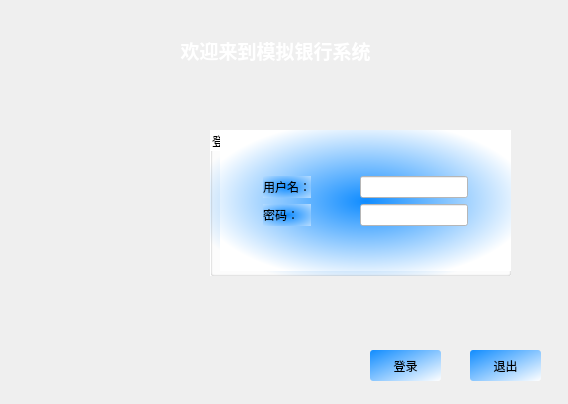
Qt form dialog.ui (laddie132/Bank-Simulation-Demo) before a commit.
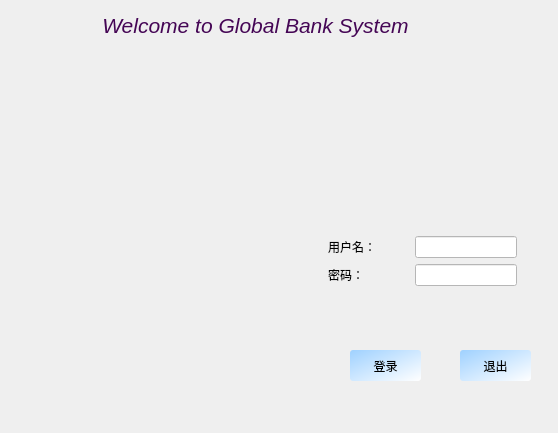
The same form after that commit. Icons and pictures are not drawn.

Diff of the .ui file:
```diff
--- a/dialog.ui
+++ b/dialog.ui
@@ -6,8 +6,8 @@
    <rect>
     <x>0</x>
     <y>0</y>
-    <width>568</width>
-    <height>404</height>
+    <width>558</width>
+    <height>433</height>
    </rect>
   </property>
   <property name="sizePolicy">
@@ -27,31 +27,101 @@
    <string notr="true">QDialog{
 font: 25 10pt &quot;微软雅黑 Light&quot;;
 background-color: qlineargradient(spread:pad, x1:0, y1:0, x2:1, y2:1, stop:0 rgba(16, 140, 255, 255), stop:1 rgba(255, 255, 255, 255));
-};
+	border-image: url(:/image/images/3.jpg);
+};</string>
+  </property>
+  <widget class="QLabel" name="label_3">
+   <property name="geometry">
+    <rect>
+     <x>80</x>
+     <y>-10</y>
+     <width>351</width>
+     <height>71</height>
+    </rect>
+   </property>
+   <property name="minimumSize">
+    <size>
+     <width>351</width>
+     <height>51</height>
+    </size>
+   </property>
+   <property name="maximumSize">
+    <size>
+     <width>351</width>
+     <height>16777215</height>
+    </size>
+   </property>
+   <property name="styleSheet">
+    <string notr="true">QLabel{
+font: 25 11pt &quot;微软雅黑 Light&quot;;
+	color: rgb(69, 6, 85);
+}</string>
+   </property>
+   <property name="text">
+    <string>&lt;html&gt;&lt;head/&gt;&lt;body&gt;&lt;p align=&quot;center&quot;&gt;&lt;span style=&quot; font-size:16pt; font-weight:400; font-style:italic;&quot;&gt;Welcome to Global Bank System&lt;/span&gt;&lt;/p&gt;&lt;/body&gt;&lt;/html&gt;</string>
+   </property>
+   <property name="scaledContents">
+    <bool>true</bool>
+   </property>
+   <property name="wordWrap">
+    <bool>false</bool>
+   </property>
+   <property name="margin">
+    <number>0</number>
+   </property>
+   <property name="textInteractionFlags">
+    <set>Qt::LinksAccessibleByMouse</set>
+   </property>
+  </widget>
+  <widget class="QPushButton" name="pushButton">
+   <property name="geometry">
+    <rect>
+     <x>460</x>
+     <y>350</y>
+     <width>71</width>
+     <height>31</height>
+    </rect>
+   </property>
+   <property name="styleSheet">
+    <string notr="true">QPushButton {
+	
+	background-color: qlineargradient(spread:pad, x1:0, y1:0, x2:1, y2:1, stop:0 rgba(159, 209, 255, 255), stop:1 rgba(255, 255, 255, 255));
+ border-radius: 3px; font: 25 10pt &quot;微软雅黑 Light&quot;; } 
+QPushButton:hover { background-color: rgb(245, 69, 234); }
 
-font: 25 10pt &quot;微软雅黑 Light&quot;;</string>
-  </property>
-  <widget class="QGroupBox" name="groupBox">
+</string>
+   </property>
+   <property name="text">
+    <string>退出</string>
+   </property>
+  </widget>
+  <widget class="QPushButton" name="pushButton_2">
    <property name="geometry">
     <rect>
-     <x>210</x>
-     <y>130</y>
-     <width>301</width>
-     <height>146</height>
+     <x>350</x>
+     <y>350</y>
+     <width>71</width>
+     <height>31</height>
     </rect>
    </property>
    <property name="styleSheet">
-    <string notr="true">background-color: qradialgradient(spread:pad, cx:0.5, cy:0.5, radius:0.57, fx:0.5, fy:0.505682, stop:0 rgba(16, 140, 255, 255), stop:1 rgba(255, 255, 255, 255));
-font: 25 10pt &quot;微软雅黑 Light&quot;;</string>
+    <string notr="true">QPushButton {
+	
+	background-color: qlineargradient(spread:pad, x1:0, y1:0, x2:1, y2:1, stop:0 rgba(159, 209, 255, 255), stop:1 rgba(255, 255, 255, 255));
+ border-radius: 3px; font: 25 10pt &quot;微软雅黑 Light&quot;; } 
+QPushButton:hover { background-color: rgb(245, 69, 234); }
+
+</string>
    </property>
-   <property name="title">
+   <property name="text">
     <string>登录</string>
    </property>
+  </widget>
    <widget class="QWidget" name="gridLayoutWidget">
     <property name="geometry">
      <rect>
-      <x>10</x>
-      <y>0</y>
+     <x>260</x>
+     <y>190</y>
       <width>291</width>
       <height>141</height>
      </rect>
@@ -60,7 +130,9 @@
      <item row="2" column="2">
       <widget class="QLabel" name="label">
        <property name="styleSheet">
-        <string notr="true">background-color: qradialgradient(spread:pad, cx:0.5, cy:0.5, radius:1.016, fx:0.5, fy:0.505682, stop:0 rgba(16, 140, 255, 255), stop:1 rgba(255, 255, 255, 255));</string>
+       <string notr="true">
+font: 25 10pt &quot;微软雅黑 Light&quot;;
+</string>
        </property>
        <property name="text">
         <string>用户名：</string>
@@ -109,7 +181,8 @@
      <item row="2" column="5">
       <widget class="QLineEdit" name="loginname">
        <property name="styleSheet">
-        <string notr="true">background-color: rgb(255, 255, 255);</string>
+       <string notr="true">background-color: rgb(255, 255, 255);
+font: 25 10pt &quot;微软雅黑 Light&quot;;</string>
        </property>
       </widget>
      </item>
@@ -129,7 +202,9 @@
      <item row="3" column="2">
       <widget class="QLabel" name="label_2">
        <property name="styleSheet">
-        <string notr="true">background-color: qradialgradient(spread:pad, cx:0.5, cy:0.5, radius:1.016, fx:0.5, fy:0.505682, stop:0 rgba(16, 140, 255, 255), stop:1 rgba(255, 255, 255, 255));</string>
+       <string notr="true">
+font: 25 10pt &quot;微软雅黑 Light&quot;;
+</string>
        </property>
        <property name="text">
         <string>密码：</string>
@@ -139,7 +214,8 @@
      <item row="3" column="5">
       <widget class="QLineEdit" name="loginpassword">
        <property name="styleSheet">
-        <string notr="true">background-color: rgb(255, 255, 255);</string>
+       <string notr="true">background-color: rgb(255, 255, 255);
+font: 25 10pt &quot;微软雅黑 Light&quot;;</string>
        </property>
        <property name="echoMode">
         <enum>QLineEdit::Password</enum>
@@ -159,99 +235,25 @@
        </property>
       </spacer>
      </item>
-    </layout>
-   </widget>
-  </widget>
-  <widget class="QLabel" name="label_3">
-   <property name="geometry">
-    <rect>
-     <x>100</x>
-     <y>20</y>
-     <width>351</width>
-     <height>61</height>
-    </rect>
-   </property>
-   <property name="minimumSize">
-    <size>
-     <width>351</width>
-     <height>51</height>
-    </size>
-   </property>
-   <property name="maximumSize">
-    <size>
-     <width>351</width>
-     <height>16777215</height>
-    </size>
-   </property>
-   <property name="styleSheet">
-    <string notr="true">QLabel{
-color: rgb(255, 255, 255);
-setFlat:(true);
-font: 25 11pt &quot;微软雅黑 Light&quot;;
-}</string>
-   </property>
-   <property name="text">
-    <string>&lt;html&gt;&lt;head/&gt;&lt;body&gt;&lt;p align=&quot;center&quot;&gt;&lt;span style=&quot; font-size:14pt; font-weight:600;&quot;&gt;欢迎来到模拟银行系统&lt;/span&gt;&lt;/p&gt;&lt;/body&gt;&lt;/html&gt;</string>
-   </property>
-   <property name="scaledContents">
-    <bool>true</bool>
-   </property>
-   <property name="wordWrap">
-    <bool>false</bool>
-   </property>
-   <property name="margin">
-    <number>0</number>
-   </property>
-   <property name="textInteractionFlags">
-    <set>Qt::LinksAccessibleByMouse</set>
-   </property>
-  </widget>
-  <widget class="QPushButton" name="pushButton">
-   <property name="geometry">
-    <rect>
-     <x>470</x>
-     <y>350</y>
-     <width>71</width>
-     <height>31</height>
-    </rect>
-   </property>
-   <property name="styleSheet">
-    <string notr="true">QPushButton {
-	background-color: qlineargradient(spread:pad, x1:0, y1:0, x2:1, y2:1, stop:0 rgba(16, 140, 255, 255), stop:1 rgba(255, 255, 255, 255));
- border-radius: 3px; font: 25 10pt &quot;微软雅黑 Light&quot;; } 
-QPushButton:hover { background-color: rgb(245, 69, 234); }
-
-</string>
-   </property>
-   <property name="text">
-    <string>退出</string>
-   </property>
-  </widget>
-  <widget class="QPushButton" name="pushButton_2">
-   <property name="geometry">
-    <rect>
-     <x>370</x>
-     <y>350</y>
-     <width>71</width>
-     <height>31</height>
-    </rect>
-   </property>
-   <property name="styleSheet">
-    <string notr="true">QPushButton {
-	background-color: qlineargradient(spread:pad, x1:0, y1:0, x2:1, y2:1, stop:0 rgba(16, 140, 255, 255), stop:1 rgba(255, 255, 255, 255));
- border-radius: 3px; font: 25 10pt &quot;微软雅黑 Light&quot;; } 
-QPushButton:hover { background-color: rgb(245, 69, 234); }
-
-</string>
-   </property>
-   <property name="text">
-    <string>登录</string>
-   </property>
-  </widget>
-  <zorder>groupBox</zorder>
+    <item row="2" column="1">
+     <spacer name="horizontalSpacer_4">
+      <property name="orientation">
+       <enum>Qt::Horizontal</enum>
+      </property>
+      <property name="sizeHint" stdset="0">
+       <size>
+        <width>40</width>
+        <height>20</height>
+       </size>
+      </property>
+     </spacer>
+    </item>
+   </layout>
+  </widget>
   <zorder>pushButton</zorder>
   <zorder>pushButton_2</zorder>
   <zorder>label_3</zorder>
+  <zorder>gridLayoutWidget</zorder>
  </widget>
  <tabstops>
   <tabstop>loginname</tabstop>
```
Lines whose indentation alone changed are shown as unchanged.
